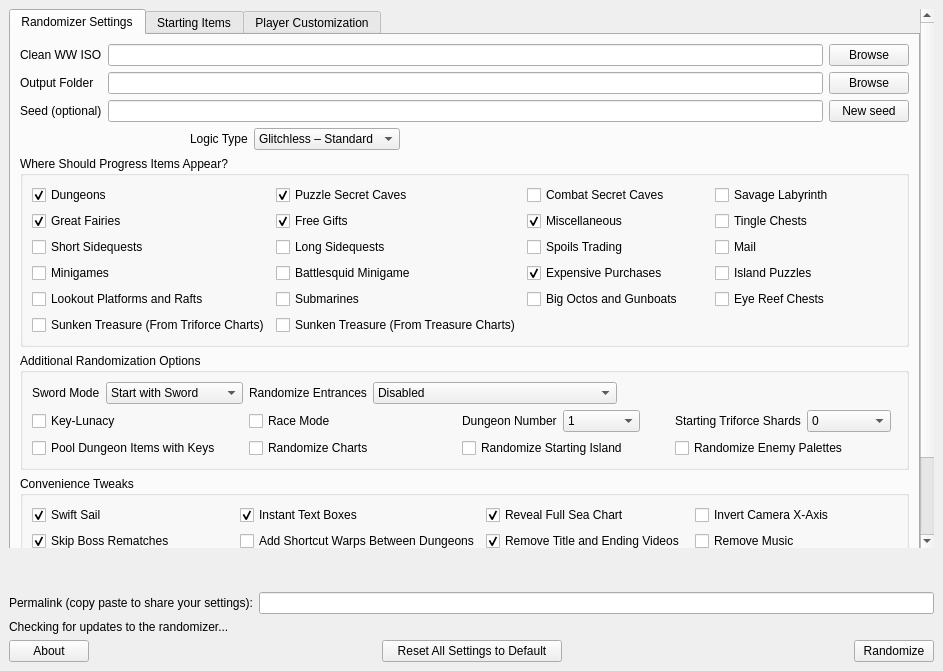
Above: wwr_ui/randomizer_window.ui from wooferzfg/wwrando before the change. Below: the same form after it.
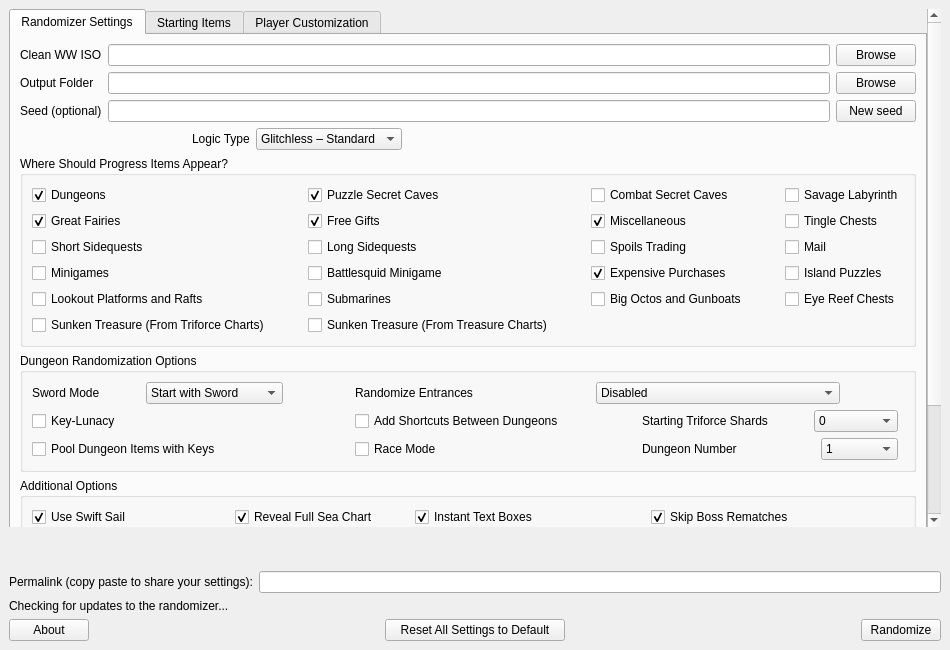
That is the form after the change.

Diff of the .ui file:
```diff
--- a/wwr_ui/randomizer_window.ui
+++ b/wwr_ui/randomizer_window.ui
@@ -6,8 +6,8 @@
    <rect>
     <x>0</x>
     <y>0</y>
-    <width>943</width>
-    <height>671</height>
+    <width>950</width>
+    <height>650</height>
    </rect>
   </property>
   <property name="windowTitle">
@@ -28,8 +28,8 @@
         <rect>
          <x>0</x>
          <y>0</y>
-         <width>1036</width>
-         <height>650</height>
+         <width>944</width>
+         <height>730</height>
         </rect>
        </property>
        <layout class="QVBoxLayout" name="verticalLayout_4">
@@ -114,7 +114,7 @@
              </layout>
             </item>
             <item>
-             <layout class="QHBoxLayout" name="horizontalLayout">
+             <layout class="QHBoxLayout" name="layout_for_logic">
               <item>
                <spacer name="horizontalSpacer_2">
                 <property name="orientation">
@@ -229,65 +229,10 @@
                <string>Where Should Progress Items Appear?</string>
               </property>
               <layout class="QGridLayout" name="gridLayout_2">
-               <item row="7" column="0">
-                <widget class="QCheckBox" name="progression_platforms_rafts">
+               <item row="6" column="2">
+                <widget class="QCheckBox" name="progression_battlesquid">
                  <property name="text">
-                  <string>Lookout Platforms and Rafts</string>
-                 </property>
-                </widget>
-               </item>
-               <item row="4" column="1">
-                <widget class="QCheckBox" name="progression_long_sidequests">
-                 <property name="text">
-                  <string>Long Sidequests</string>
-                 </property>
-                </widget>
-               </item>
-               <item row="0" column="0">
-                <widget class="QCheckBox" name="progression_dungeons">
-                 <property name="text">
-                  <string>Dungeons</string>
-                 </property>
-                 <property name="checked">
-                  <bool>true</bool>
-                 </property>
-                </widget>
-               </item>
-               <item row="4" column="0">
-                <widget class="QCheckBox" name="progression_short_sidequests">
-                 <property name="text">
-                  <string>Short Sidequests</string>
-                 </property>
-                </widget>
-               </item>
-               <item row="9" column="1">
-                <widget class="QCheckBox" name="progression_treasure_charts">
-                 <property name="text">
-                  <string>Sunken Treasure (From Treasure Charts)</string>
-                 </property>
-                </widget>
-               </item>
-               <item row="7" column="1">
-                <widget class="QCheckBox" name="progression_submarines">
-                 <property name="text">
-                  <string>Submarines</string>
-                 </property>
-                 <property name="checked">
-                  <bool>false</bool>
-                 </property>
-                </widget>
-               </item>
-               <item row="9" column="0">
-                <widget class="QCheckBox" name="progression_triforce_charts">
-                 <property name="text">
-                  <string>Sunken Treasure (From Triforce Charts)</string>
-                 </property>
-                </widget>
-               </item>
-               <item row="4" column="2">
-                <widget class="QCheckBox" name="progression_spoils_trading">
-                 <property name="text">
-                  <string>Spoils Trading</string>
+                  <string>Battlesquid Minigame</string>
                  </property>
                 </widget>
                </item>
@@ -298,21 +243,27 @@
                  </property>
                 </widget>
                </item>
-               <item row="6" column="1">
-                <widget class="QCheckBox" name="progression_battlesquid">
-                 <property name="text">
-                  <string>Battlesquid Minigame</string>
-                 </property>
-                </widget>
-               </item>
-               <item row="7" column="2">
+               <item row="7" column="4">
                 <widget class="QCheckBox" name="progression_big_octos_gunboats">
                  <property name="text">
                   <string>Big Octos and Gunboats</string>
                  </property>
                 </widget>
                </item>
-               <item row="6" column="2">
+               <item row="0" column="1">
+                <spacer name="horizontalSpacer_7">
+                 <property name="orientation">
+                  <enum>Qt::Horizontal</enum>
+                 </property>
+                 <property name="sizeHint" stdset="0">
+                  <size>
+                   <width>40</width>
+                   <height>20</height>
+                  </size>
+                 </property>
+                </spacer>
+               </item>
+               <item row="6" column="4">
                 <widget class="QCheckBox" name="progression_expensive_purchases">
                  <property name="text">
                   <string>Expensive Purchases</string>
@@ -332,14 +283,14 @@
                  </property>
                 </widget>
                </item>
-               <item row="0" column="2">
+               <item row="0" column="4">
                 <widget class="QCheckBox" name="progression_combat_secret_caves">
                  <property name="text">
                   <string>Combat Secret Caves</string>
                  </property>
                 </widget>
                </item>
-               <item row="1" column="1">
+               <item row="1" column="2">
                 <widget class="QCheckBox" name="progression_free_gifts">
                  <property name="text">
                   <string>Free Gifts</string>
@@ -349,14 +300,14 @@
                  </property>
                 </widget>
                </item>
-               <item row="0" column="3">
+               <item row="0" column="6">
                 <widget class="QCheckBox" name="progression_savage_labyrinth">
                  <property name="text">
                   <string>Savage Labyrinth</string>
                  </property>
                 </widget>
                </item>
-               <item row="0" column="1">
+               <item row="0" column="2">
                 <widget class="QCheckBox" name="progression_puzzle_secret_caves">
                  <property name="text">
                   <string>Puzzle Secret Caves</string>
@@ -366,7 +317,7 @@
                  </property>
                 </widget>
                </item>
-               <item row="1" column="2">
+               <item row="1" column="4">
                 <widget class="QCheckBox" name="progression_misc">
                  <property name="text">
                   <string>Miscellaneous</string>
@@ -376,50 +327,320 @@
                  </property>
                 </widget>
                </item>
-               <item row="7" column="3">
+               <item row="7" column="6">
                 <widget class="QCheckBox" name="progression_eye_reef_chests">
                  <property name="text">
                   <string>Eye Reef Chests</string>
                  </property>
                 </widget>
                </item>
-               <item row="4" column="3">
+               <item row="4" column="6">
                 <widget class="QCheckBox" name="progression_mail">
                  <property name="text">
                   <string>Mail</string>
                  </property>
                 </widget>
                </item>
-               <item row="1" column="3">
+               <item row="1" column="6">
                 <widget class="QCheckBox" name="progression_tingle_chests">
                  <property name="text">
                   <string>Tingle Chests</string>
                  </property>
                 </widget>
                </item>
-               <item row="6" column="3">
+               <item row="6" column="6">
                 <widget class="QCheckBox" name="progression_island_puzzles">
                  <property name="text">
                   <string>Island Puzzles</string>
                  </property>
                 </widget>
                </item>
+               <item row="7" column="0">
+                <widget class="QCheckBox" name="progression_platforms_rafts">
+                 <property name="text">
+                  <string>Lookout Platforms and Rafts</string>
+                 </property>
+                </widget>
+               </item>
+               <item row="4" column="2">
+                <widget class="QCheckBox" name="progression_long_sidequests">
+                 <property name="text">
+                  <string>Long Sidequests</string>
+                 </property>
+                </widget>
+               </item>
+               <item row="0" column="0">
+                <widget class="QCheckBox" name="progression_dungeons">
+                 <property name="text">
+                  <string>Dungeons</string>
+                 </property>
+                 <property name="checked">
+                  <bool>true</bool>
+                 </property>
+                </widget>
+               </item>
+               <item row="4" column="0">
+                <widget class="QCheckBox" name="progression_short_sidequests">
+                 <property name="text">
+                  <string>Short Sidequests</string>
+                 </property>
+                </widget>
+               </item>
+               <item row="9" column="2">
+                <widget class="QCheckBox" name="progression_treasure_charts">
+                 <property name="text">
+                  <string>Sunken Treasure (From Treasure Charts)</string>
+                 </property>
+                </widget>
+               </item>
+               <item row="4" column="4">
+                <widget class="QCheckBox" name="progression_spoils_trading">
+                 <property name="text">
+                  <string>Spoils Trading</string>
+                 </property>
+                </widget>
+               </item>
+               <item row="9" column="0">
+                <widget class="QCheckBox" name="progression_triforce_charts">
+                 <property name="text">
+                  <string>Sunken Treasure (From Triforce Charts)</string>
+                 </property>
+                </widget>
+               </item>
+               <item row="7" column="2">
+                <widget class="QCheckBox" name="progression_submarines">
+                 <property name="text">
+                  <string>Submarines</string>
+                 </property>
+                 <property name="checked">
+                  <bool>false</bool>
+                 </property>
+                </widget>
+               </item>
+               <item row="0" column="3">
+                <spacer name="horizontalSpacer_8">
+                 <property name="orientation">
+                  <enum>Qt::Horizontal</enum>
+                 </property>
+                 <property name="sizeHint" stdset="0">
+                  <size>
+                   <width>40</width>
+                   <height>20</height>
+                  </size>
+                 </property>
+                </spacer>
+               </item>
+               <item row="0" column="5">
+                <spacer name="horizontalSpacer_9">
+                 <property name="orientation">
+                  <enum>Qt::Horizontal</enum>
+                 </property>
+                 <property name="sizeHint" stdset="0">
+                  <size>
+                   <width>40</width>
+                   <height>20</height>
+                  </size>
+                 </property>
+                </spacer>
+               </item>
               </layout>
              </widget>
             </item>
             <item>
              <widget class="QGroupBox" name="group_for_settings_secondary">
               <property name="title">
-               <string>Additional Randomization Options</string>
+               <string>Dungeon Randomization Options</string>
               </property>
               <layout class="QGridLayout" name="gridLayout_3">
+               <item row="2" column="4">
+                <layout class="QHBoxLayout" name="layout_for_num_dungeon_race_mode">
+                 <item>
+                  <widget class="QLabel" name="label_for_num_dungeon_race_mode">
+                   <property name="sizePolicy">
+                    <sizepolicy hsizetype="Maximum" vsizetype="Preferred">
+                     <horstretch>0</horstretch>
+                     <verstretch>0</verstretch>
+                    </sizepolicy>
+                   </property>
+                   <property name="text">
+                    <string>Dungeon Number</string>
+                   </property>
+                  </widget>
+                 </item>
+                 <item>
+                  <spacer name="horizontalSpacer_6">
+                   <property name="orientation">
+                    <enum>Qt::Horizontal</enum>
+                   </property>
+                   <property name="sizeHint" stdset="0">
+                    <size>
+                     <width>40</width>
+                     <height>20</height>
+                    </size>
+                   </property>
+                  </spacer>
+                 </item>
+                 <item>
+                  <widget class="QComboBox" name="num_dungeon_race_mode">
+                   <property name="maximumSize">
+                    <size>
+                     <width>84</width>
+                     <height>16777215</height>
+                    </size>
+                   </property>
+                   <property name="currentText">
+                    <string>1</string>
+                   </property>
+                   <item>
+                    <property name="text">
+                     <string>1</string>
+                    </property>
+                   </item>
+                   <item>
+                    <property name="text">
+                     <string>2</string>
+                    </property>
+                   </item>
+                   <item>
+                    <property name="text">
+                     <string>3</string>
+                    </property>
+                   </item>
+                   <item>
+                    <property name="text">
+                     <string>4</string>
+                    </property>
+                   </item>
+                   <item>
+                    <property name="text">
+                     <string>5</string>
+                    </property>
+                   </item>
+                   <item>
+                    <property name="text">
+                     <string>6</string>
+                    </property>
+                   </item>
+                   <item>
+                    <property name="text">
+                     <string>Random</string>
+                    </property>
+                   </item>
+                  </widget>
+                 </item>
+                 <item>
+                  <widget class="QWidget" name="widget_9" native="true"/>
+                 </item>
+                </layout>
+               </item>
                <item row="2" column="2">
-                <widget class="QCheckBox" name="randomize_starting_island">
+                <widget class="QCheckBox" name="race_mode">
                  <property name="text">
-                  <string>Randomize Starting Island</string>
+                  <string>Race Mode</string>
                  </property>
                 </widget>
                </item>
+               <item row="1" column="4">
+                <layout class="QHBoxLayout" name="layout_for_starting_triforce_shards">
+                 <item>
+                  <widget class="QLabel" name="label_for_num_starting_triforce_shards">
+                   <property name="sizePolicy">
+                    <sizepolicy hsizetype="Maximum" vsizetype="Preferred">
+                     <horstretch>0</horstretch>
+                     <verstretch>0</verstretch>
+                    </sizepolicy>
+                   </property>
+                   <property name="text">
+                    <string>Starting Triforce Shards</string>
+                   </property>
+                  </widget>
+                 </item>
+                 <item>
+                  <spacer name="horizontalSpacer_5">
+                   <property name="orientation">
+                    <enum>Qt::Horizontal</enum>
+                   </property>
+                   <property name="sizeHint" stdset="0">
+                    <size>
+                     <width>40</width>
+                     <height>20</height>
+                    </size>
+                   </property>
+                  </spacer>
+                 </item>
+                 <item>
+                  <widget class="QComboBox" name="num_starting_triforce_shards">
+                   <property name="maximumSize">
+                    <size>
+                     <width>84</width>
+                     <height>16777215</height>
+                    </size>
+                   </property>
+                   <property name="currentText">
+                    <string>0</string>
+                   </property>
+                   <item>
+                    <property name="text">
+                     <string>0</string>
+                    </property>
+                   </item>
+                   <item>
+                    <property name="text">
+                     <string>1</string>
+                    </property>
+                   </item>
+                   <item>
+                    <property name="text">
+                     <string>2</string>
+                    </property>
+                   </item>
+                   <item>
+                    <property name="text">
+                     <string>3</string>
+                    </property>
+                   </item>
+                   <item>
+                    <property name="text">
+                     <string>4</string>
+                    </property>
+                   </item>
+                   <item>
+                    <property name="text">
+                     <string>5</string>
+                    </property>
+                   </item>
+                   <item>
+                    <property name="text">
+                     <string>6</string>
+                    </property>
+                   </item>
+                   <item>
+                    <property name="text">
+                     <string>7</string>
+                    </property>
+                   </item>
+                   <item>
+                    <property name="text">
+                     <string>8</string>
+                    </property>
+                   </item>
+                   <item>
+                    <property name="text">
+                     <string>Random</string>
+                    </property>
+                   </item>
+                   <item>
+                    <property name="text">
+                     <string>Mirror Dungeon Number</string>
+                    </property>
+                   </item>
+                  </widget>
+                 </item>
+                 <item>
+                  <widget class="QWidget" name="widget" native="true"/>
+                 </item>
+                </layout>
+               </item>
                <item row="2" column="0">
                 <widget class="QCheckBox" name="compass_map_pool_with_keys">
                  <property name="text">
@@ -427,16 +648,6 @@
                  </property>
                 </widget>
                </item>
-               <item row="2" column="3">
-                <widget class="QCheckBox" name="randomize_enemy_palettes">
-                 <property name="enabled">
-                  <bool>true</bool>
-                 </property>
-                 <property name="text">
-                  <string>Randomize Enemy Palettes</string>
-                 </property>
-                </widget>
-               </item>
                <item row="0" column="0">
                 <layout class="QHBoxLayout" name="layout_for_sword">
                  <item>
@@ -446,6 +657,19 @@
                    </property>
                   </widget>
                  </item>
+                 <item>
+                  <spacer name="horizontalSpacer_22">
+                   <property name="orientation">
+                    <enum>Qt::Horizontal</enum>
+                   </property>
+                   <property name="sizeHint" stdset="0">
+                    <size>
+                     <width>40</width>
+                     <height>20</height>
+                    </size>
+                   </property>
+                  </spacer>
+                 </item>
                  <item>
                   <widget class="QComboBox" name="sword_mode">
                    <item>
@@ -467,21 +691,7 @@
                  </item>
                 </layout>
                </item>
-               <item row="1" column="0">
-                <widget class="QCheckBox" name="keylunacy">
-                 <property name="text">
-                  <string>Key-Lunacy</string>
-                 </property>
-                </widget>
-               </item>
-               <item row="1" column="1">
-                <widget class="QCheckBox" name="race_mode">
-                 <property name="text">
-                  <string>Race Mode</string>
-                 </property>
-                </widget>
-               </item>
-               <item row="0" column="1" colspan="2">
+               <item row="0" column="2" colspan="3">
                 <layout class="QHBoxLayout" name="layout_for_randomize_entrances">
                  <item>
                   <widget class="QLabel" name="label_for_randomize_entrances">
@@ -490,6 +700,32 @@
                    </property>
                   </widget>
                  </item>
+                 <item>
+                  <spacer name="horizontalSpacer_18">
+                   <property name="orientation">
+                    <enum>Qt::Horizontal</enum>
+                   </property>
+                   <property name="sizeHint" stdset="0">
+                    <size>
+                     <width>40</width>
+                     <height>20</height>
+                    </size>
+                   </property>
+                  </spacer>
+                 </item>
+                 <item>
+                  <spacer name="horizontalSpacer_19">
+                   <property name="orientation">
+                    <enum>Qt::Horizontal</enum>
+                   </property>
+                   <property name="sizeHint" stdset="0">
+                    <size>
+                     <width>40</width>
+                     <height>20</height>
+                    </size>
+                   </property>
+                  </spacer>
+                 </item>
                  <item>
                   <widget class="QComboBox" name="randomize_entrances">
                    <item>
@@ -519,173 +755,63 @@
                    </item>
                   </widget>
                  </item>
+                 <item>
+                  <spacer name="horizontalSpacer_20">
+                   <property name="orientation">
+                    <enum>Qt::Horizontal</enum>
+                   </property>
+                   <property name="sizeHint" stdset="0">
+                    <size>
+                     <width>40</width>
+                     <height>20</height>
+                    </size>
+                   </property>
+                  </spacer>
+                 </item>
                  <item>
                   <widget class="QWidget" name="widget_2" native="true"/>
                  </item>
                 </layout>
                </item>
-               <item row="2" column="1">
-                <widget class="QCheckBox" name="randomize_charts">
-                 <property name="text">
-                  <string>Randomize Charts</string>
-                 </property>
-                </widget>
-               </item>
                <item row="1" column="2">
-                <layout class="QHBoxLayout" name="layout_for_num_dungeon_race_mode">
-                 <item>
-                  <widget class="QLabel" name="label_for_num_dungeon_race_mode">
-                   <property name="sizePolicy">
-                    <sizepolicy hsizetype="Maximum" vsizetype="Preferred">
-                     <horstretch>0</horstretch>
-                     <verstretch>0</verstretch>
-                    </sizepolicy>
-                   </property>
-                   <property name="text">
-                    <string>Dungeon Number</string>
-                   </property>
-                  </widget>
-                 </item>
-                 <item>
-                  <widget class="QComboBox" name="num_dungeon_race_mode">
-                   <property name="maximumSize">
-                    <size>
-                     <width>84</width>
-                     <height>16777215</height>
-                    </size>
-                   </property>
-                   <property name="currentText">
-                    <string>1</string>
-                   </property>
-                   <item>
-                    <property name="text">
-                     <string>1</string>
-                    </property>
-                   </item>
-                   <item>
-                    <property name="text">
-                     <string>2</string>
-                    </property>
-                   </item>
-                   <item>
-                    <property name="text">
-                     <string>3</string>
-                    </property>
-                   </item>
-                   <item>
-                    <property name="text">
-                     <string>4</string>
-                    </property>
-                   </item>
-                   <item>
-                    <property name="text">
-                     <string>5</string>
-                    </property>
-                   </item>
-                   <item>
-                    <property name="text">
-                     <string>6</string>
-                    </property>
-                   </item>
-                   <item>
-                    <property name="text">
-                     <string>Random</string>
-                    </property>
-                   </item>
-                  </widget>
-                 </item>
-                 <item>
-                  <widget class="QWidget" name="widget_9" native="true"/>
-                 </item>
-                </layout>
+                <widget class="QCheckBox" name="add_shortcut_warps_between_dungeons">
+                 <property name="text">
+                  <string>Add Shortcuts Between Dungeons</string>
+                 </property>
+                </widget>
+               </item>
+               <item row="1" column="0">
+                <widget class="QCheckBox" name="keylunacy">
+                 <property name="text">
+                  <string>Key-Lunacy</string>
+                 </property>
+                </widget>
+               </item>
+               <item row="1" column="1">
+                <spacer name="horizontalSpacer_16">
+                 <property name="orientation">
+                  <enum>Qt::Horizontal</enum>
+                 </property>
+                 <property name="sizeHint" stdset="0">
+                  <size>
+                   <width>40</width>
+                   <height>20</height>
+                  </size>
+                 </property>
+                </spacer>
                </item>
                <item row="1" column="3">
-                <layout class="QHBoxLayout" name="layout_for_starting_triforce_shards">
-                 <item>
-                  <widget class="QLabel" name="label_for_num_starting_triforce_shards">
-                   <property name="sizePolicy">
-                    <sizepolicy hsizetype="Maximum" vsizetype="Preferred">
-                     <horstretch>0</horstretch>
-                     <verstretch>0</verstretch>
-                    </sizepolicy>
-                   </property>
-                   <property name="text">
-                    <string>Starting Triforce Shards</string>
-                   </property>
-                  </widget>
-                 </item>
-                 <item>
-                  <widget class="QComboBox" name="num_starting_triforce_shards">
-                   <property name="maximumSize">
-                    <size>
-                     <width>84</width>
-                     <height>16777215</height>
-                    </size>
-                   </property>
-                   <property name="currentText">
-                    <string>0</string>
-                   </property>
-                   <item>
-                    <property name="text">
-                     <string>0</string>
-                    </property>
-                   </item>
-                   <item>
-                    <property name="text">
-                     <string>1</string>
-                    </property>
-                   </item>
-                   <item>
-                    <property name="text">
-                     <string>2</string>
-                    </property>
-                   </item>
-                   <item>
-                    <property name="text">
-                     <string>3</string>
-                    </property>
-                   </item>
-                   <item>
-                    <property name="text">
-                     <string>4</string>
-                    </property>
-                   </item>
-                   <item>
-                    <property name="text">
-                     <string>5</string>
-                    </property>
-                   </item>
-                   <item>
-                    <property name="text">
-                     <string>6</string>
-                    </property>
-                   </item>
-                   <item>
-                    <property name="text">
-                     <string>7</string>
-                    </property>
-                   </item>
-                   <item>
-                    <property name="text">
-                     <string>8</string>
-                    </property>
-                   </item>
-                   <item>
-                    <property name="text">
-                     <string>Random</string>
-                    </property>
-                   </item>
-                   <item>
-                    <property name="text">
-                     <string>Mirror Dungeon Number</string>
-                    </property>
-                   </item>
-                  </widget>
-                 </item>
-                 <item>
-                  <widget class="QWidget" name="widget" native="true"/>
-                 </item>
-                </layout>
+                <spacer name="horizontalSpacer_17">
+                 <property name="orientation">
+                  <enum>Qt::Horizontal</enum>
+                 </property>
+                 <property name="sizeHint" stdset="0">
+                  <size>
+                   <width>40</width>
+                   <height>20</height>
+                  </size>
+                 </property>
+                </spacer>
                </item>
               </layout>
              </widget>
@@ -693,10 +819,36 @@
             <item>
              <widget class="QGroupBox" name="group_for_convenience">
               <property name="title">
-               <string>Convenience Tweaks</string>
+               <string>Additional Options</string>
               </property>
               <layout class="QGridLayout" name="gridLayout_4">
                <item row="0" column="1">
+                <spacer name="horizontalSpacer_13">
+                 <property name="orientation">
+                  <enum>Qt::Horizontal</enum>
+                 </property>
+                 <property name="sizeHint" stdset="0">
+                  <size>
+                   <width>40</width>
+                   <height>20</height>
+                  </size>
+                 </property>
+                </spacer>
+               </item>
+               <item row="0" column="5">
+                <spacer name="horizontalSpacer_15">
+                 <property name="orientation">
+                  <enum>Qt::Horizontal</enum>
+                 </property>
+                 <property name="sizeHint" stdset="0">
+                  <size>
+                   <width>40</width>
+                   <height>20</height>
+                  </size>
+                 </property>
+                </spacer>
+               </item>
+               <item row="0" column="4">
                 <widget class="QCheckBox" name="instant_text_boxes">
                  <property name="text">
                   <string>Instant Text Boxes</string>
@@ -706,16 +858,23 @@
                  </property>
                 </widget>
                </item>
-               <item row="1" column="0">
-                <widget class="QCheckBox" name="skip_rematch_bosses">
+               <item row="0" column="0">
+                <widget class="QCheckBox" name="swift_sail">
                  <property name="text">
-                  <string>Skip Boss Rematches</string>
+                  <string>Use Swift Sail</string>
                  </property>
                  <property name="checked">
                   <bool>true</bool>
                  </property>
                 </widget>
                </item>
+               <item row="1" column="0">
+                <widget class="QCheckBox" name="randomize_starting_island">
+                 <property name="text">
+                  <string>Randomize Starting Island</string>
+                 </property>
+                </widget>
+               </item>
                <item row="0" column="2">
                 <widget class="QCheckBox" name="reveal_full_sea_chart">
                  <property name="text">
@@ -726,24 +885,37 @@
                  </property>
                 </widget>
                </item>
-               <item row="1" column="1">
-                <widget class="QCheckBox" name="add_shortcut_warps_between_dungeons">
+               <item row="1" column="2">
+                <widget class="QCheckBox" name="randomize_charts">
                  <property name="text">
-                  <string>Add Shortcut Warps Between Dungeons</string>
+                  <string>Randomize Charts</string>
                  </property>
                 </widget>
                </item>
-               <item row="0" column="0">
-                <widget class="QCheckBox" name="swift_sail">
+               <item row="0" column="6">
+                <widget class="QCheckBox" name="skip_rematch_bosses">
                  <property name="text">
-                  <string>Swift Sail</string>
+                  <string>Skip Boss Rematches</string>
                  </property>
                  <property name="checked">
                   <bool>true</bool>
                  </property>
                 </widget>
                </item>
-               <item row="1" column="2">
+               <item row="0" column="3">
+                <spacer name="horizontalSpacer_14">
+                 <property name="orientation">
+                  <enum>Qt::Horizontal</enum>
+                 </property>
+                 <property name="sizeHint" stdset="0">
+                  <size>
+                   <width>40</width>
+                   <height>20</height>
+                  </size>
+                 </property>
+                </spacer>
+               </item>
+               <item row="1" column="4">
                 <widget class="QCheckBox" name="remove_title_and_ending_videos">
                  <property name="text">
                   <string>Remove Title and Ending Videos</string>
@@ -753,19 +925,53 @@
                  </property>
                 </widget>
                </item>
-               <item row="1" column="3">
-                <widget class="QCheckBox" name="remove_music">
-                 <property name="text">
-                  <string>Remove Music</string>
-                 </property>
-                </widget>
-               </item>
-               <item row="0" column="3">
-                <widget class="QCheckBox" name="invert_camera_x_axis">
-                 <property name="text">
-                  <string>Invert Camera X-Axis</string>
-                 </property>
-                </widget>
+               <item row="1" column="6">
+                <layout class="QHBoxLayout" name="layout_for_convenience_option">
+                 <item>
+                  <widget class="QLabel" name="convenience_option_label">
+                   <property name="text">
+                    <string>Item Pool</string>
+                   </property>
+                  </widget>
+                 </item>
+                 <item>
+                  <spacer name="horizontalSpacer_21">
+                   <property name="orientation">
+                    <enum>Qt::Horizontal</enum>
+                   </property>
+                   <property name="sizeHint" stdset="0">
+                    <size>
+                     <width>40</width>
+                     <height>20</height>
+                    </size>
+                   </property>
+                  </spacer>
+                 </item>
+                 <item>
+                  <widget class="QComboBox" name="convenience_option">
+                   <item>
+                    <property name="text">
+                     <string>Default</string>
+                    </property>
+                   </item>
+                   <item>
+                    <property name="text">
+                     <string>Convenient</string>
+                    </property>
+                   </item>
+                   <item>
+                    <property name="text">
+                     <string>Plentiful</string>
+                    </property>
+                   </item>
+                   <item>
+                    <property name="text">
+                     <string>Plentiful and Convenient</string>
+                    </property>
+                   </item>
+                  </widget>
+                 </item>
+                </layout>
                </item>
               </layout>
              </widget>
@@ -776,7 +982,17 @@
                <string>Advanced Options</string>
               </property>
               <layout class="QGridLayout" name="gridLayout_6">
-               <item row="0" column="1">
+               <item row="1" column="2">
+                <widget class="QCheckBox" name="randomize_music">
+                 <property name="enabled">
+                  <bool>false</bool>
+                 </property>
+                 <property name="text">
+                  <string>Randomize Music</string>
+                 </property>
+                </widget>
+               </item>
+               <item row="1" column="6">
                 <widget class="QCheckBox" name="disable_tingle_chests_with_tingle_bombs">
                  <property name="enabled">
                   <bool>false</bool>
@@ -799,7 +1015,17 @@
                  </property>
                 </widget>
                </item>
-               <item row="0" column="2">
+               <item row="0" column="4">
+                <widget class="QCheckBox" name="randomize_enemy_palettes">
+                 <property name="enabled">
+                  <bool>true</bool>
+                 </property>
+                 <property name="text">
+                  <string>Randomize Enemy Palettes</string>
+                 </property>
+                </widget>
+               </item>
+               <item row="1" column="4">
                 <widget class="QCheckBox" name="randomize_enemies">
                  <property name="enabled">
                   <bool>false</bool>
@@ -809,21 +1035,64 @@
                  </property>
                 </widget>
                </item>
-               <item row="0" column="4">
+               <item row="0" column="6">
+                <widget class="QCheckBox" name="invert_camera_x_axis">
+                 <property name="text">
+                  <string>Invert Camera X-Axis</string>
+                 </property>
+                </widget>
+               </item>
+               <item row="0" column="1">
+                <spacer name="horizontalSpacer_10">
+                 <property name="orientation">
+                  <enum>Qt::Horizontal</enum>
+                 </property>
+                 <property name="sizeHint" stdset="0">
+                  <size>
+                   <width>40</width>
+                   <height>20</height>
+                  </size>
+                 </property>
+                </spacer>
+               </item>
+               <item row="0" column="3">
+                <spacer name="horizontalSpacer_11">
+                 <property name="orientation">
+                  <enum>Qt::Horizontal</enum>
+                 </property>
+                 <property name="sizeHint" stdset="0">
+                  <size>
+                   <width>40</width>
+                   <height>20</height>
+                  </size>
+                 </property>
+                </spacer>
+               </item>
+               <item row="0" column="2">
+                <widget class="QCheckBox" name="remove_music">
+                 <property name="text">
+                  <string>Remove Music</string>
+                 </property>
+                </widget>
+               </item>
+               <item row="0" column="8">
                 <widget class="QWidget" name="widget_3" native="true"/>
                </item>
-               <item row="0" column="5">
+               <item row="0" column="9">
                 <widget class="QWidget" name="widget_4" native="true"/>
                </item>
-               <item row="0" column="3">
-                <widget class="QCheckBox" name="randomize_music">
-                 <property name="enabled">
-                  <bool>false</bool>
+               <item row="0" column="5">
+                <spacer name="horizontalSpacer_12">
+                 <property name="orientation">
+                  <enum>Qt::Horizontal</enum>
                  </property>
-                 <property name="text">
-                  <string>Randomize Music</string>
+                 <property name="sizeHint" stdset="0">
+                  <size>
+                   <width>40</width>
+                   <height>20</height>
+                  </size>
                  </property>
-                </widget>
+                </spacer>
                </item>
               </layout>
              </widget>
```
